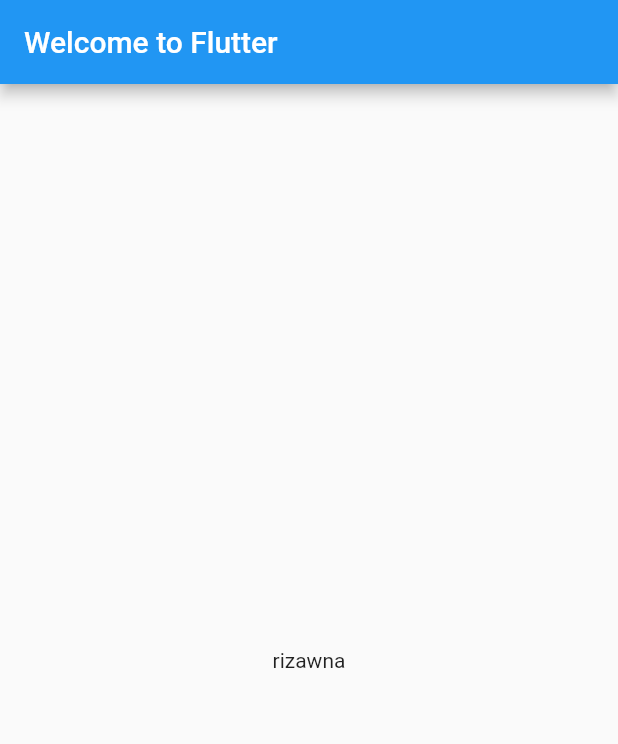
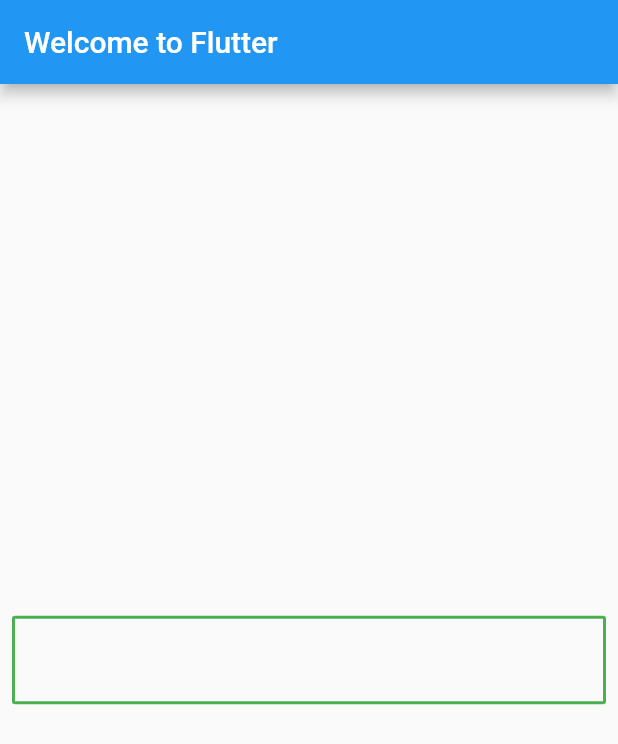
Before and after one commit to Khizar144/Flutter-Basics, a Flutter app: the screen it shows after launch, on a phone screen of 412 x 824 dp. Shown: the top 744 px of the screen. Run offline on Flutter 3.47's test engine with Material 2 defaults, Android fonts, the phone set to English and light mode, and no system bars.

```diff
--- a/lib/main.dart
+++ b/lib/main.dart
@@ -1,3 +1,5 @@
+// ignore_for_file: prefer_const_constructors
+
 import 'package:flutter/material.dart';
 
 void main() => runApp(MyApp());
@@ -11,8 +13,28 @@ class MyApp extends StatelessWidget {
         appBar: AppBar(
           title: const Text('Welcome to Flutter'),
         ),
-        body: const Center(
-          child: Text('rizawna'),
+        body: Padding(
+          padding: const EdgeInsets.all(8.0),
+          child: Column(
+            mainAxisAlignment: MainAxisAlignment.center,
+            children: [
+              TextFormField(
+                decoration: InputDecoration(
+                    focusedBorder: OutlineInputBorder(
+                        borderRadius: BorderRadius.circular(2),
+                        borderSide: BorderSide(
+                          width: 2,
+                          color: Colors.black,
+                        )),
+                    enabledBorder: OutlineInputBorder(
+                        borderRadius: BorderRadius.circular(2),
+                        borderSide: BorderSide(
+                          width: 2,
+                          color: Colors.green,
+                        ))),
+              )
+            ],
+          ),
         ),
       ),
     );
```
Also changed, not shown: lib/textFormField.dart (added).
